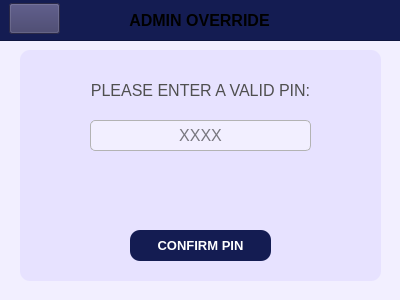
Before: the Qt Designer form UI/PopUp/Screen_Dashboard/adminoverride.ui in Yohhannn/Barangay-Records-Statistics-System, drawn with Qt 5.
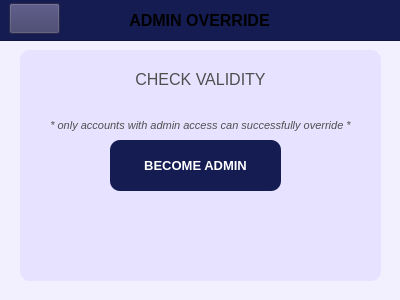
After: the same form once the commit is applied. Icons and pictures are not drawn.

Commit message:
[ General Update V2.8.0 ] + Added 3 Pages Form for Citizen Register + New Changes to the UI + Fully Changed Business to Institutions + Fully Changed Schedule to Transactions + Modified Statistics Sub Pages + Added Radio Button Groups + Admin Override From PIN to Button + Added a few Icons
NOTE: Ang mo himo sa backend kamo lang butang validation/required og more if logic.

-JP

Diff of the .ui file:
```diff
--- a/UI/PopUp/Screen_Dashboard/adminoverride.ui
+++ b/UI/PopUp/Screen_Dashboard/adminoverride.ui
@@ -52,7 +52,7 @@
       <x>0</x>
       <y>20</y>
       <width>361</width>
-      <height>41</height>
+      <height>61</height>
      </rect>
     </property>
     <property name="font">
@@ -70,58 +70,19 @@
 </string>
     </property>
     <property name="text">
-     <string>PLEASE ENTER A VALID PIN:</string>
+     <string>&lt;html&gt;&lt;head/&gt;&lt;body&gt;&lt;p&gt;CHECK VALIDITY&lt;/p&gt;&lt;p&gt;&lt;br/&gt;&lt;span style=&quot; font-size:8pt; font-style:italic;&quot;&gt;* only accounts with admin access can successfully override *&lt;/span&gt;&lt;/p&gt;&lt;/body&gt;&lt;/html&gt;</string>
     </property>
     <property name="alignment">
      <set>Qt::AlignmentFlag::AlignCenter</set>
     </property>
    </widget>
-   <widget class="QLineEdit" name="adminoverride_fieldPin">
+   <widget class="QPushButton" name="adminoverride_buttonOverrideAsAdmin">
     <property name="geometry">
      <rect>
-      <x>70</x>
-      <y>70</y>
-      <width>221</width>
-      <height>31</height>
-     </rect>
-    </property>
-    <property name="font">
-     <font>
-      <family>Arial</family>
-      <pointsize>12</pointsize>
-     </font>
-    </property>
-    <property name="styleSheet">
-     <string notr="true">#adminoverride_fieldPin{
-	border: 1px solid #b3b3b3;  /* Black border */
-    border-radius: 5px;        /* Rounded corners */
-    padding: 5px;               /* Inner spacing */
-    background-color: #f2efff;  /* Gray background */
-    color: #000000; 
-}
-
-</string>
-    </property>
-    <property name="maxLength">
-     <number>4</number>
-    </property>
-    <property name="echoMode">
-     <enum>QLineEdit::EchoMode::Password</enum>
-    </property>
-    <property name="alignment">
-     <set>Qt::AlignmentFlag::AlignCenter</set>
-    </property>
-    <property name="placeholderText">
-     <string>XXXX</string>
-    </property>
-   </widget>
-   <widget class="QPushButton" name="adminoverride_buttonConfirmPin">
-    <property name="geometry">
-     <rect>
-      <x>110</x>
-      <y>180</y>
-      <width>141</width>
-      <height>31</height>
+      <x>90</x>
+      <y>90</y>
+      <width>171</width>
+      <height>51</height>
      </rect>
     </property>
     <property name="font">
@@ -135,7 +96,7 @@
      <cursorShape>PointingHandCursor</cursorShape>
     </property>
     <property name="styleSheet">
-     <string notr="true">#adminoverride_buttonConfirmPin {
+     <string notr="true">#adminoverride_buttonOverrideAsAdmin {
     background-color: #141c52;
     color: white;
     border-radius: 10px;
@@ -149,7 +110,7 @@
 }</string>
     </property>
     <property name="text">
-     <string>CONFIRM PIN</string>
+     <string>BECOME ADMIN</string>
     </property>
    </widget>
   </widget>
```
Left out of the diff: 4 changed lines with no effect on the pictures. The commit also changes 21 other files.
